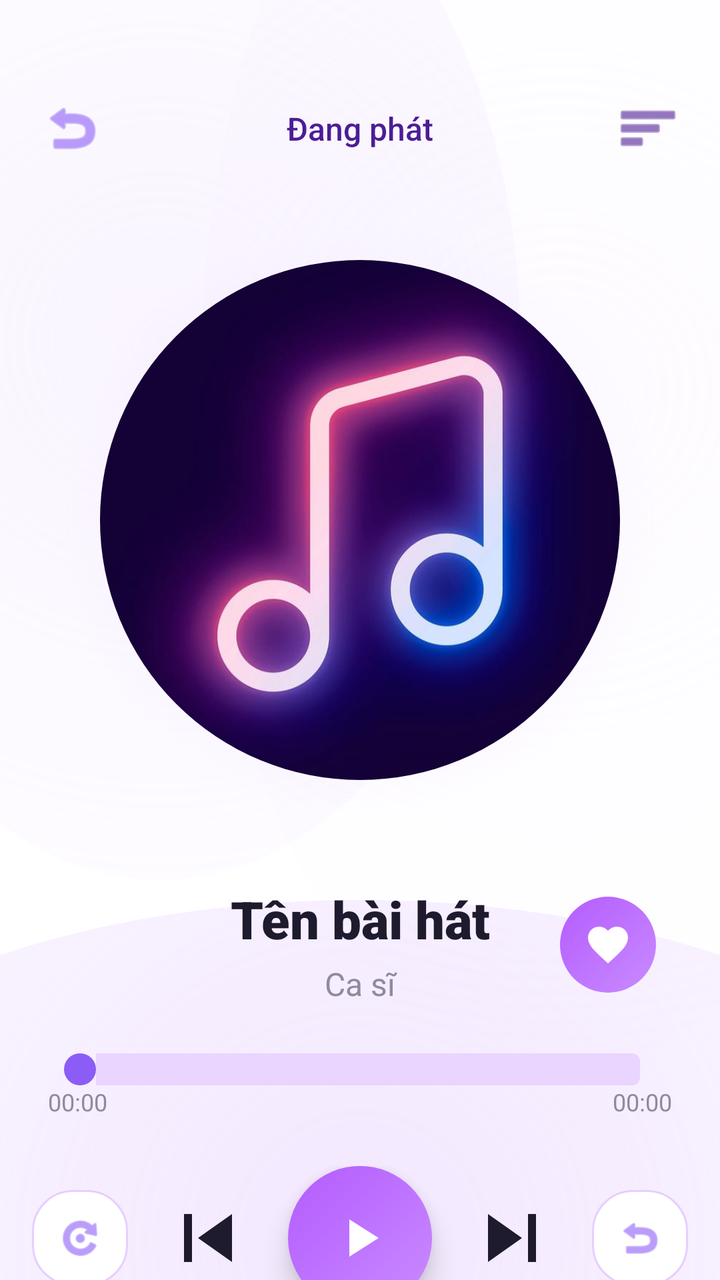
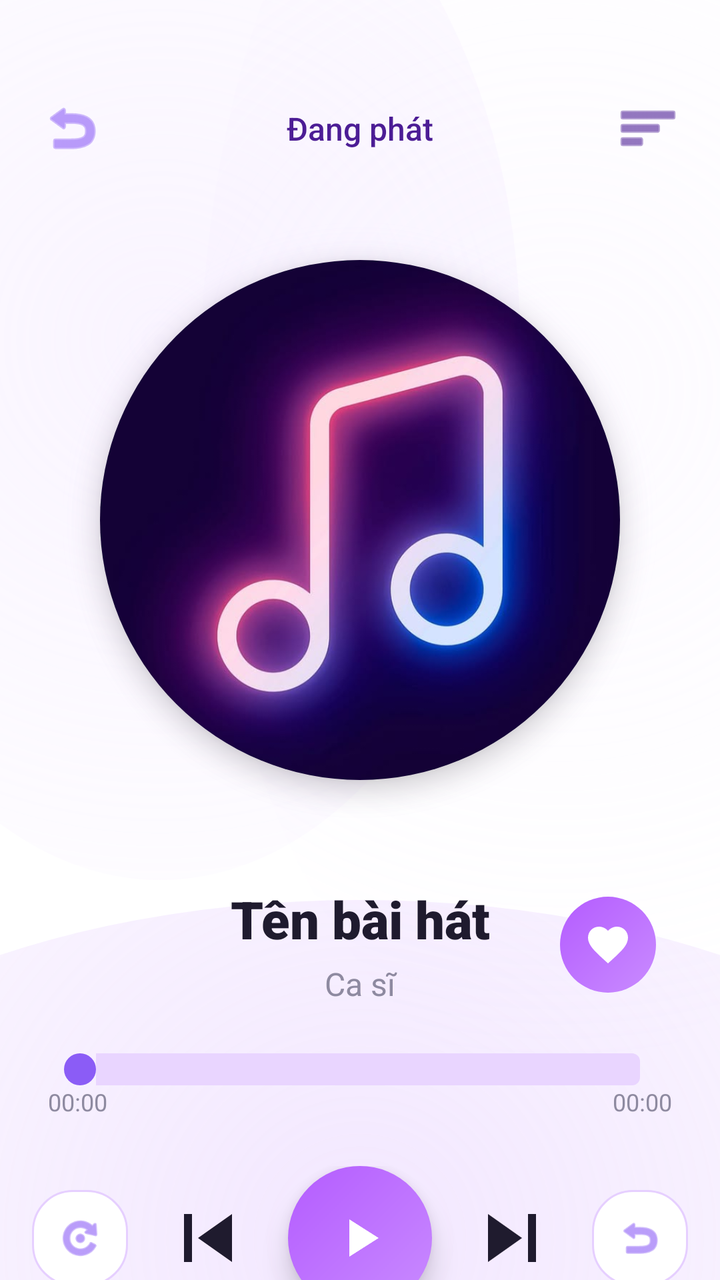

Screens rendered from an Android XML layout before and after an edit, with the pre-edit source and the edit as a unified diff.
<!-- AndroidManifest.xml: application theme Theme.LocalMusic -->
<!-- res/layout/activity_player.xml -->
<?xml version="1.0" encoding="utf-8"?>
<androidx.constraintlayout.widget.ConstraintLayout xmlns:android="http://schemas.android.com/apk/res/android"
    xmlns:app="http://schemas.android.com/apk/res-auto"
    android:layout_width="match_parent"
    android:layout_height="match_parent">

    
    <ImageView
        android:layout_width="match_parent"
        android:layout_height="match_parent"
        android:scaleType="centerCrop"
        android:src="@drawable/bg_player_wave" />

    
    <ImageView
        android:id="@+id/btnMinimize"
        android:layout_width="32dp"
        android:layout_height="32dp"
        android:layout_marginStart="20dp"
        android:layout_marginTop="48dp"
        android:src="@android:drawable/ic_menu_revert"
        app:tint="#8B5CF6"
        app:layout_constraintStart_toStartOf="parent"
        app:layout_constraintTop_toTopOf="parent" />

    
    <TextView
        android:id="@+id/tvPlayerTitle"
        android:layout_width="wrap_content"
        android:layout_height="wrap_content"
        android:fontFamily="sans-serif-medium"
        android:text="Đang phát"
        android:textColor="#4C1D95"
        android:textSize="16sp"
        app:layout_constraintTop_toTopOf="@id/btnMinimize"
        app:layout_constraintBottom_toBottomOf="@id/btnMinimize"
        app:layout_constraintStart_toStartOf="parent"
        app:layout_constraintEnd_toEndOf="parent" />

    
    <ImageView
        android:id="@+id/btnMore"
        android:layout_width="32dp"
        android:layout_height="32dp"
        android:layout_marginEnd="20dp"
        android:layout_marginTop="48dp"
        android:src="@android:drawable/ic_menu_sort_by_size"
        app:tint="#4C1D95"
        app:layout_constraintEnd_toEndOf="parent"
        app:layout_constraintTop_toTopOf="parent" />

    
    <View
        android:id="@+id/glowEffect"
        android:layout_width="300dp"
        android:layout_height="300dp"
        android:background="@drawable/bg_glow_circle"
        app:layout_constraintEnd_toEndOf="parent"
        app:layout_constraintStart_toStartOf="parent"
        app:layout_constraintTop_toBottomOf="@id/btnMinimize"
        android:layout_marginTop="30dp" />

    
    <androidx.cardview.widget.CardView
        android:id="@+id/cardCover"
        android:layout_width="260dp"
        android:layout_height="260dp"
        app:cardCornerRadius="130dp"
        app:cardElevation="0dp"
        app:cardBackgroundColor="@android:color/transparent"
        app:layout_constraintEnd_toEndOf="@id/glowEffect"
        app:layout_constraintStart_toStartOf="@id/glowEffect"
        app:layout_constraintTop_toTopOf="@id/glowEffect"
        app:layout_constraintBottom_toBottomOf="@id/glowEffect">

        <ImageView
            android:id="@+id/ivCover"
            android:layout_width="match_parent"
            android:layout_height="match_parent"
            android:scaleType="centerCrop"
            android:src="@drawable/bg_cover_default" />
    </androidx.cardview.widget.CardView>

    
    <TextView
        android:id="@+id/tvSongTitle"
        android:layout_width="0dp"
        android:layout_height="wrap_content"
        android:layout_marginTop="32dp"
        android:layout_marginHorizontal="32dp"
        android:ellipsize="end"
        android:fontFamily="sans-serif-black"
        android:maxLines="1"
        android:text="Tên bài hát"
        android:textColor="#1F1B2E"
        android:textSize="26sp"
        android:gravity="center"
        app:layout_constraintEnd_toEndOf="parent"
        app:layout_constraintStart_toStartOf="parent"
        app:layout_constraintTop_toBottomOf="@id/glowEffect" />

    
    <TextView
        android:id="@+id/tvArtist"
        android:layout_width="0dp"
        android:layout_height="wrap_content"
        android:layout_marginTop="4dp"
        android:layout_marginHorizontal="32dp"
        android:ellipsize="end"
        android:fontFamily="sans-serif"
        android:maxLines="1"
        android:text="Ca sĩ"
        android:textColor="#8E8AA0"
        android:textSize="16sp"
        android:gravity="center"
        app:layout_constraintEnd_toEndOf="parent"
        app:layout_constraintStart_toStartOf="parent"
        app:layout_constraintTop_toBottomOf="@id/tvSongTitle" />

    
    <ImageView
        android:id="@+id/btnFavorite"
        android:layout_width="48dp"
        android:layout_height="48dp"
        android:layout_marginEnd="32dp"
        android:background="@drawable/bg_button_purple"
        android:padding="12dp"
        android:src="@drawable/ic_heart_outline"
        app:tint="@color/white"
        app:layout_constraintBottom_toBottomOf="@id/tvArtist"
        app:layout_constraintEnd_toEndOf="parent"
        app:layout_constraintTop_toTopOf="@id/tvSongTitle" />

    
    <SeekBar
        android:id="@+id/seekBar"
        android:layout_width="0dp"
        android:layout_height="wrap_content"
        android:layout_marginTop="24dp"
        android:layout_marginHorizontal="24dp"
        android:progressDrawable="@drawable/custom_seekbar_progress"
        android:thumb="@drawable/custom_seekbar_thumb"
        app:layout_constraintEnd_toEndOf="parent"
        app:layout_constraintStart_toStartOf="parent"
        app:layout_constraintTop_toBottomOf="@id/tvArtist" />

    <TextView
        android:id="@+id/tvCurrentTime"
        android:layout_width="wrap_content"
        android:layout_height="wrap_content"
        android:layout_marginStart="24dp"
        android:text="00:00"
        android:textColor="#8E8AA0"
        android:textSize="12sp"
        app:layout_constraintStart_toStartOf="parent"
        app:layout_constraintTop_toBottomOf="@id/seekBar" />

    <TextView
        android:id="@+id/tvTotalTime"
        android:layout_width="wrap_content"
        android:layout_height="wrap_content"
        android:layout_marginEnd="24dp"
        android:text="00:00"
        android:textColor="#8E8AA0"
        android:textSize="12sp"
        app:layout_constraintEnd_toEndOf="parent"
        app:layout_constraintTop_toBottomOf="@id/seekBar" />

    
    <LinearLayout
        android:id="@+id/controlsLayout"
        android:layout_width="match_parent"
        android:layout_height="wrap_content"
        android:layout_marginTop="24dp"
        android:gravity="center"
        android:orientation="horizontal"
        app:layout_constraintTop_toBottomOf="@id/tvCurrentTime">

        <ImageView
            android:id="@+id/btnShuffle"
            android:layout_width="48dp"
            android:layout_height="48dp"
            android:background="@drawable/bg_category_inactive"
            android:padding="12dp"
            android:src="@android:drawable/ic_menu_rotate"
            app:tint="#8B5CF6" />

        <ImageView
            android:id="@+id/btnPrev"
            android:layout_width="48dp"
            android:layout_height="48dp"
            android:layout_marginHorizontal="16dp"
            android:src="@drawable/ic_prev"
            app:tint="#1F1B2E" />

        <ImageView
            android:id="@+id/btnPlayPause"
            android:layout_width="72dp"
            android:layout_height="72dp"
            android:background="@drawable/bg_button_purple"
            android:elevation="8dp"
            android:padding="20dp"
            android:src="@drawable/ic_play"
            app:tint="@color/white" />

        <ImageView
            android:id="@+id/btnNext"
            android:layout_width="48dp"
            android:layout_height="48dp"
            android:layout_marginHorizontal="16dp"
            android:src="@drawable/ic_next"
            app:tint="#1F1B2E" />

        <ImageView
            android:id="@+id/btnRepeat"
            android:layout_width="48dp"
            android:layout_height="48dp"
            android:background="@drawable/bg_category_inactive"
            android:padding="12dp"
            android:src="@android:drawable/ic_menu_revert"
            app:tint="#8B5CF6" />
    </LinearLayout>

    
    <LinearLayout
        android:id="@+id/bottomButtonsLayout"
        android:layout_width="match_parent"
        android:layout_height="wrap_content"
        android:layout_marginTop="24dp"
        android:gravity="center"
        android:orientation="horizontal"
        app:layout_constraintTop_toBottomOf="@id/controlsLayout">

        <TextView
            android:layout_width="wrap_content"
            android:layout_height="wrap_content"
            android:background="@drawable/bg_category_inactive"
            android:drawableStart="@drawable/ic_heart_outline"
            android:drawablePadding="8dp"
            android:gravity="center_vertical"
            android:paddingHorizontal="16dp"
            android:paddingVertical="10dp"
            android:text="Yêu thích"
            android:textColor="#1F1B2E"
            android:textSize="12sp" />

        <TextView
            android:layout_width="wrap_content"
            android:layout_height="wrap_content"
            android:layout_marginStart="12dp"
            android:background="@drawable/bg_category_inactive"
            android:drawableStart="@android:drawable/ic_input_add"
            android:drawablePadding="8dp"
            android:gravity="center_vertical"
            android:paddingHorizontal="16dp"
            android:paddingVertical="10dp"
            android:text="Thêm vào"
            android:textColor="#1F1B2E"
            android:textSize="12sp" />

        <TextView
            android:layout_width="wrap_content"
            android:layout_height="wrap_content"
            android:layout_marginStart="12dp"
            android:background="@drawable/bg_category_inactive"
            android:drawableStart="@android:drawable/ic_menu_info_details"
            android:drawablePadding="8dp"
            android:gravity="center_vertical"
            android:paddingHorizontal="16dp"
            android:paddingVertical="10dp"
            android:text="Thông tin"
            android:textColor="#1F1B2E"
            android:textSize="12sp" />
    </LinearLayout>

</androidx.constraintlayout.widget.ConstraintLayout>
<!-- resources referenced by this layout -->
<resources>
  <color name="white">#FFFFFF</color>
  <!-- drawable bg_button_purple (drawable) -->
  <shape xmlns:android="http://schemas.android.com/apk/res/android"
      android:shape="oval">
      <gradient android:angle="135"
          android:startColor="#C98BFF"
          android:endColor="#B45CFF" />
  </shape>
  <!-- drawable bg_category_inactive (drawable) -->
  <shape xmlns:android="http://schemas.android.com/apk/res/android">
      <solid android:color="#FFFFFF" />
      <corners android:radius="20dp" />
      <stroke android:width="1dp" android:color="#E6CFFF" />
  </shape>
  <!-- drawable bg_glow_circle (drawable) -->
  <?xml version="1.0" encoding="utf-8"?>
  <shape xmlns:android="http://schemas.android.com/apk/res/android" android:shape="oval">
      
      <gradient
          android:startColor="#80D8B4FE"
          android:centerColor="#20D8B4FE"
          android:endColor="#00D8B4FE"
          android:type="radial"
          android:gradientRadius="150dp" />
  </shape>
  <!-- drawable custom_seekbar_progress (drawable) -->
  <?xml version="1.0" encoding="utf-8"?>
  <layer-list xmlns:android="http://schemas.android.com/apk/res/android">
      
      <item android:id="@android:id/background">
          <shape>
              <corners android:radius="4dp" />
              <solid android:color="#E9D5FF" />
          </shape>
      </item>
      
      <item android:id="@android:id/progress">
          <clip>
              <shape>
                  <corners android:radius="4dp" />
                  <solid android:color="#8B5CF6" />
              </shape>
          </clip>
      </item>
  </layer-list>
  <!-- drawable custom_seekbar_thumb (drawable) -->
  <?xml version="1.0" encoding="utf-8"?>
  <shape xmlns:android="http://schemas.android.com/apk/res/android"
      android:shape="oval">
      <solid android:color="#8B5CF6" />
      <size android:width="16dp" android:height="16dp" />
  </shape>
  <!-- drawable ic_heart_outline (drawable) -->
  <vector xmlns:android="http://schemas.android.com/apk/res/android"
      android:width="24dp" android:height="24dp"
      android:viewportWidth="24" android:viewportHeight="24"
      android:tint="#6B6880">
      <path android:fillColor="@android:color/white" android:pathData="M12,21.35l-1.45,-1.32C5.4,15.36 2,12.28 2,8.5 2,5.42 4.42,3 7.5,3c1.74,0 3.41,0.81 4.5,2.09C13.09,3.81 14.76,3 16.5,3 19.58,3 22,5.42 22,8.5c0,3.78 -3.4,6.86 -8.55,11.54L12,21.35z"/>
  </vector>
  <!-- drawable ic_next (drawable) -->
  <vector xmlns:android="http://schemas.android.com/apk/res/android" android:width="24dp" android:height="24dp" android:viewportWidth="24" android:viewportHeight="24">
      <path android:fillColor="#333333" android:pathData="M6,18l8.5,-6L6,6v12zM16,6v12h2V6h-2z"/>
  </vector>
  <!-- drawable ic_play (drawable) -->
  <vector xmlns:android="http://schemas.android.com/apk/res/android" android:width="24dp" android:height="24dp" android:viewportWidth="24" android:viewportHeight="24">
      <path android:fillColor="#FFFFFF" android:pathData="M8,5v14l11,-7z"/>
  </vector>
  <!-- drawable ic_prev (drawable) -->
  <vector xmlns:android="http://schemas.android.com/apk/res/android" android:width="24dp" android:height="24dp" android:viewportWidth="24" android:viewportHeight="24">
      <path android:fillColor="#333333" android:pathData="M6,6h2v12H6zm3.5,6l8.5,6V6z"/>
  </vector>
  <style name="Theme.LocalMusic" parent="Theme.Material3.Light.NoActionBar">
          <item name="android:statusBarColor">@color/white</item>
          <item name="android:windowLightStatusBar">true</item>
          <item name="android:windowSplashScreenBackground">#000000</item>
          <item name="android:windowSplashScreenAnimatedIcon">@drawable/logo</item>
      </style>
  <!-- unchanged entries left out for length: 3 -->
</resources>

<!-- the commit's change to res/layout/activity_player.xml (unified diff, before → after) -->
@@ -2,14 +2,8 @@
 <androidx.constraintlayout.widget.ConstraintLayout xmlns:android="http://schemas.android.com/apk/res/android"
     xmlns:app="http://schemas.android.com/apk/res-auto"
     android:layout_width="match_parent"
-    android:layout_height="match_parent">
-
-    
-    <ImageView
-        android:layout_width="match_parent"
-        android:layout_height="match_parent"
-        android:scaleType="centerCrop"
-        android:src="@drawable/bg_player_wave" />
+    android:layout_height="match_parent"
+    android:background="@drawable/bg_player_wave"> 
 
     
     <ImageView
@@ -66,7 +60,7 @@
         android:layout_width="260dp"
         android:layout_height="260dp"
         app:cardCornerRadius="130dp"
-        app:cardElevation="0dp"
+        app:cardElevation="8dp"
         app:cardBackgroundColor="@android:color/transparent"
         app:layout_constraintEnd_toEndOf="@id/glowEffect"
         app:layout_constraintStart_toStartOf="@id/glowEffect"
@@ -221,56 +215,4 @@
             app:tint="#8B5CF6" />
     </LinearLayout>
 
-    
-    <LinearLayout
-        android:id="@+id/bottomButtonsLayout"
-        android:layout_width="match_parent"
-        android:layout_height="wrap_content"
-        android:layout_marginTop="24dp"
-        android:gravity="center"
-        android:orientation="horizontal"
-        app:layout_constraintTop_toBottomOf="@id/controlsLayout">
-
-        <TextView
-            android:layout_width="wrap_content"
-            android:layout_height="wrap_content"
-            android:background="@drawable/bg_category_inactive"
-            android:drawableStart="@drawable/ic_heart_outline"
-            android:drawablePadding="8dp"
-            android:gravity="center_vertical"
-            android:paddingHorizontal="16dp"
-            android:paddingVertical="10dp"
-            android:text="Yêu thích"
-            android:textColor="#1F1B2E"
-            android:textSize="12sp" />
-
-        <TextView
-            android:layout_width="wrap_content"
-            android:layout_height="wrap_content"
-            android:layout_marginStart="12dp"
-            android:background="@drawable/bg_category_inactive"
-            android:drawableStart="@android:drawable/ic_input_add"
-            android:drawablePadding="8dp"
-            android:gravity="center_vertical"
-            android:paddingHorizontal="16dp"
-            android:paddingVertical="10dp"
-            android:text="Thêm vào"
-            android:textColor="#1F1B2E"
-            android:textSize="12sp" />
-
-        <TextView
-            android:layout_width="wrap_content"
-            android:layout_height="wrap_content"
-            android:layout_marginStart="12dp"
-            android:background="@drawable/bg_category_inactive"
-            android:drawableStart="@android:drawable/ic_menu_info_details"
-            android:drawablePadding="8dp"
-            android:gravity="center_vertical"
-            android:paddingHorizontal="16dp"
-            android:paddingVertical="10dp"
-            android:text="Thông tin"
-            android:textColor="#1F1B2E"
-            android:textSize="12sp" />
-    </LinearLayout>
-
 </androidx.constraintlayout.widget.ConstraintLayout>
